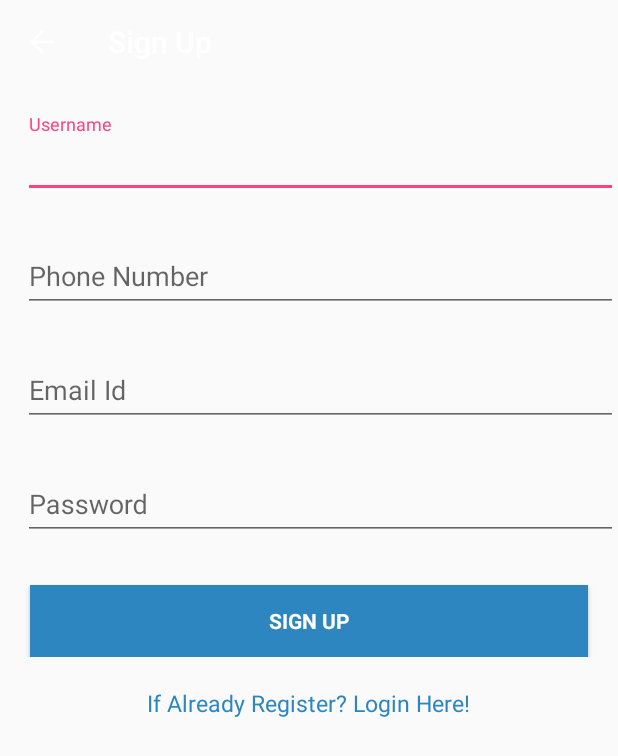
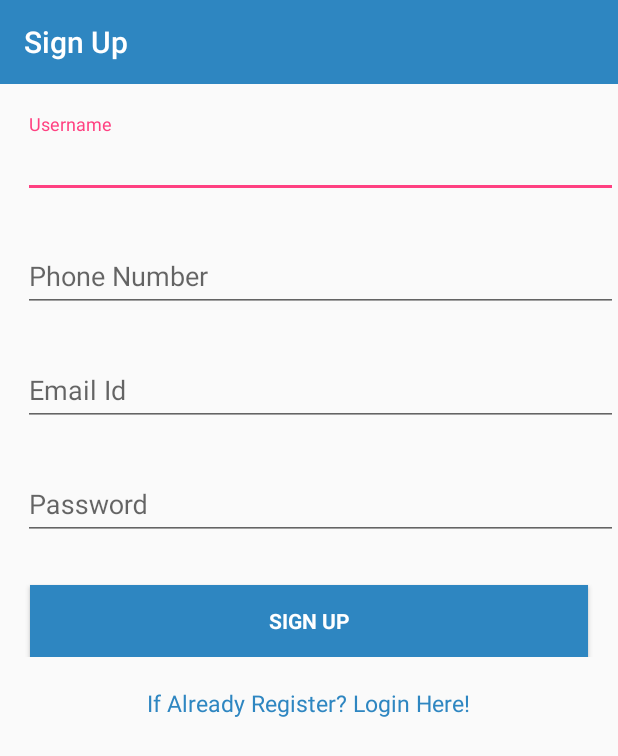
Before and after one commit to geniusninedev/AdvancedTaxCalculator, an Android app: the SignUp screen opened directly, with no data from a screen before it, on a phone screen of 412 x 824 dp. Shown: the top 756 px of the screen. Run offline under Robolectric (Android 15) with nearby library versions, the phone set to English and light mode, and no system bars; our stand-ins replace Firebase (no records; nobody signed in at launch, a user with empty details on screens opened directly).

Commit message:
Some Changes in toolbar

```diff
--- a/app/src/main/java/com/nineinfosys/android/advancedtaxcalculator/LoginActivity/Login.java
+++ b/app/src/main/java/com/nineinfosys/android/advancedtaxcalculator/LoginActivity/Login.java
@@ -80,11 +80,6 @@ public class Login extends AppCompatActivity {
         email = (EditText) findViewById(R.id.edit_text_email_id);
         password = (EditText) findViewById(R.id.edit_text_password);
 
-        Toolbar toolbar = (Toolbar) findViewById(R.id.app_bar);
-        setSupportActionBar(toolbar);
-       /* getSupportActionBar().setDisplayHomeAsUpEnabled(true);
-        getSupportActionBar().setHomeButtonEnabled(true);*/
-        getSupportActionBar().setTitle("Login");
 
         //AuthListener to check whether user is Login Or Not
         mAuthListener = new FirebaseAuth.AuthStateListener() {
--- a/app/src/main/java/com/nineinfosys/android/advancedtaxcalculator/LoginActivity/SignUp.java
+++ b/app/src/main/java/com/nineinfosys/android/advancedtaxcalculator/LoginActivity/SignUp.java
@@ -54,11 +54,6 @@ public class SignUp extends AppCompatActivity {
         mAuth = FirebaseAuth.getInstance();
         mRef = FirebaseDatabase.getInstance().getReference().child(getString(R.string.app_id)).child("Users").child(getString(R.string.email_data));
 
-        Toolbar toolbar = (Toolbar) findViewById(R.id.app_bar);
-        setSupportActionBar(toolbar);
-        getSupportActionBar().setDisplayHomeAsUpEnabled(true);
-        getSupportActionBar().setHomeButtonEnabled(true);
-        getSupportActionBar().setTitle("Sign Up");
 
         // [START auth_state_listener]
         mAuthListener = new FirebaseAuth.AuthStateListener() {
--- a/app/src/main/res/layout/activity_login.xml
+++ b/app/src/main/res/layout/activity_login.xml
@@ -15,7 +15,7 @@
         android:layout_height="wrap_content"
         android:background="@color/colorPrimary"
         app:theme="@style/ThemeOverlay.AppCompat.ActionBar"
-        app:title="@string/app_name" />
+        app:title="Login" />
     <ScrollView
         android:layout_width="match_parent"
         android:layout_height="match_parent">
--- a/app/src/main/res/layout/activity_main.xml
+++ b/app/src/main/res/layout/activity_main.xml
@@ -13,7 +13,7 @@
         android:layout_height="wrap_content"
         android:background="@color/colorPrimary"
         app:theme="@style/ThemeOverlay.AppCompat.ActionBar"
-        app:title="@string/app_name" />
+        app:title="Login" />
 
     <android.support.v4.widget.DrawerLayout xmlns:android="http://schemas.android.com/apk/res/android"
         xmlns:app="http://schemas.android.com/apk/res-auto"
--- a/app/src/main/res/layout/activity_sign_up.xml
+++ b/app/src/main/res/layout/activity_sign_up.xml
@@ -1,6 +1,7 @@
 <?xml version="1.0" encoding="utf-8"?>
 <LinearLayout xmlns:android="http://schemas.android.com/apk/res/android"
     xmlns:tools="http://schemas.android.com/tools"
+    xmlns:app="http://schemas.android.com/apk/res-auto"
     android:id="@+id/activity_sign_up"
     android:layout_width="match_parent"
     android:layout_height="match_parent"
@@ -8,9 +9,13 @@
     tools:context=".LoginActivity.SignUp">
 
 
-    <include
-        android:id="@+id/app_bar"
-        layout="@layout/app_bar" />
+    <android.support.v7.widget.Toolbar xmlns:android="http://schemas.android.com/apk/res/android"
+        android:id="@+id/toolbar"
+        android:layout_width="match_parent"
+        android:layout_height="wrap_content"
+        android:background="@color/colorPrimary"
+        app:theme="@style/ThemeOverlay.AppCompat.Dark.ActionBar"
+        app:title="Sign Up" />
 <ScrollView
     android:layout_width="match_parent"
     android:layout_height="match_parent">
```
